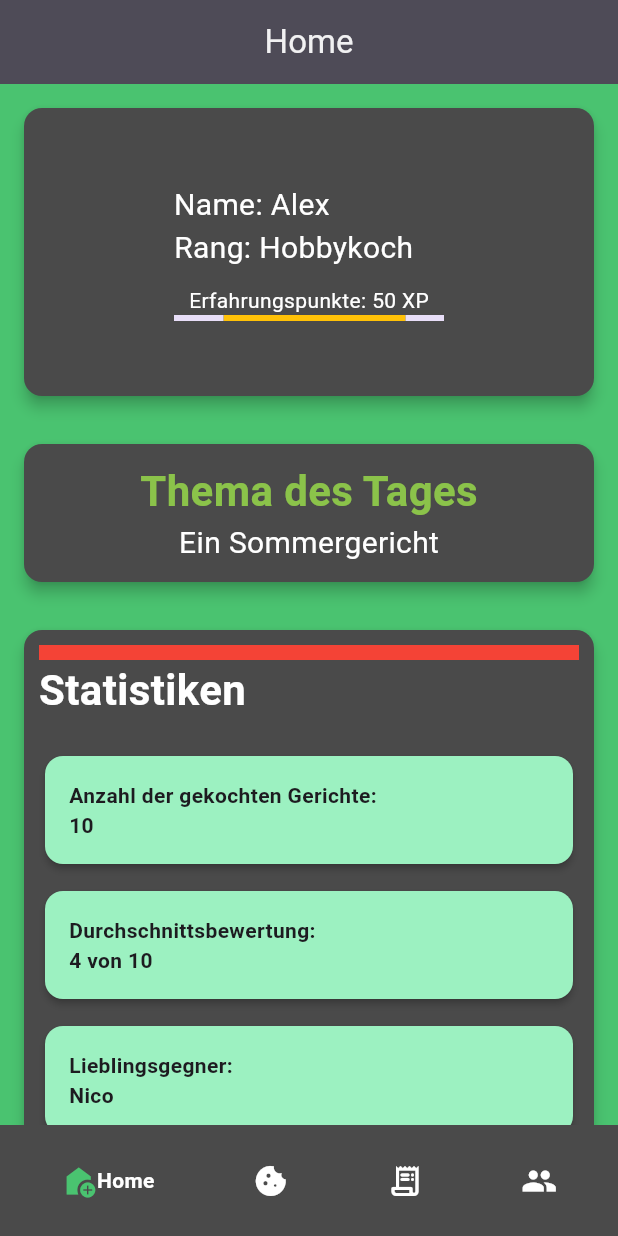
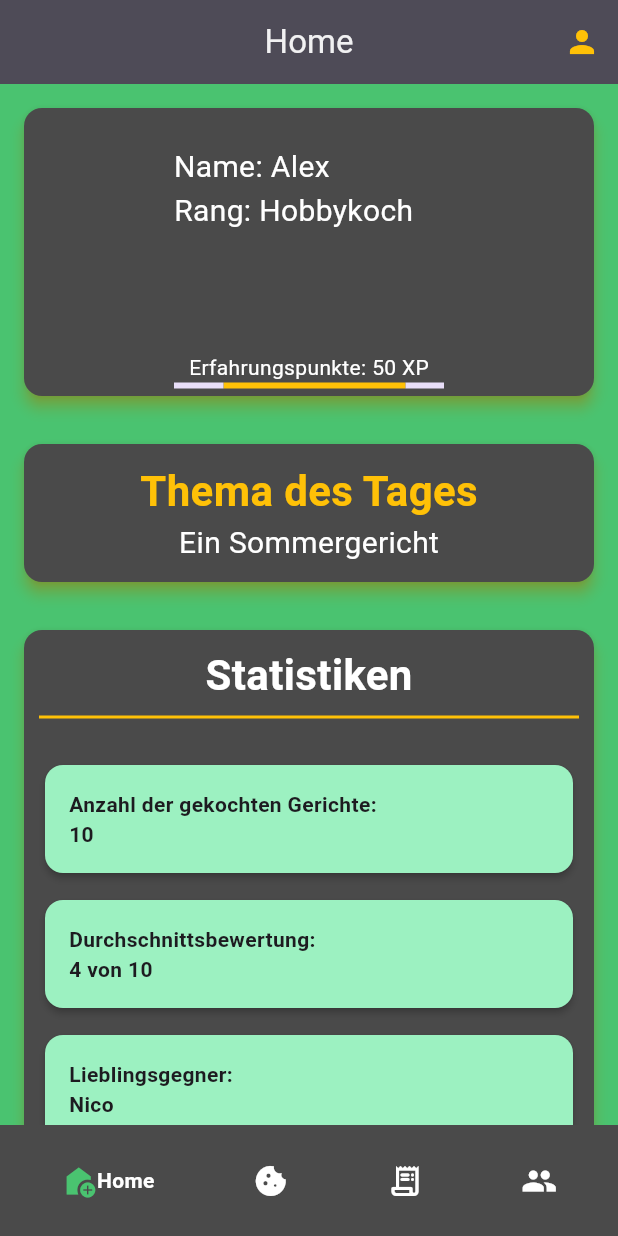
Before and after one commit to DEVAT94/Batch10Tasks, a Flutter app: the screen it shows after launch, on a phone screen of 412 x 824 dp. Run offline on Flutter 3.47's test engine with Material 3 defaults, Android fonts, the phone set to English and light mode, and no system bars; drawn by our look-alikes of google_nav_bar.

Commit message:
Added AppBar Icon

```diff
--- a/Tasks/f_helloworld/f_ChefsArena/f_chefsarena/lib/main.dart
+++ b/Tasks/f_helloworld/f_ChefsArena/f_chefsarena/lib/main.dart
@@ -15,6 +15,14 @@ class MainApp extends StatelessWidget {
       home: Scaffold(
         backgroundColor: const Color.fromARGB(255, 74, 195, 112),
         appBar: AppBar(
+          titleSpacing: 0,
+          actions: [
+            IconButton(
+              onPressed: () {},
+              icon: Icon(Icons.person),
+              color: Colors.amber,
+            ),
+          ],
           elevation: 40,
           backgroundColor: const Color.fromARGB(255, 74, 74, 74),
           centerTitle: true,
@@ -43,12 +51,14 @@ class MainApp extends StatelessWidget {
                 child: Card(
                   elevation: 4,
                   color: const Color.fromARGB(255, 74, 74, 74),
+                  shadowColor: Colors.amber,
                   child: Padding(
                     padding: EdgeInsets.only(left: 100),
                     child: Column(
                       mainAxisAlignment: MainAxisAlignment.center,
                       crossAxisAlignment: CrossAxisAlignment.start,
                       children: [
+                        SizedBox(height: 20),
                         Text(
                           'Name: Alex',
                           textAlign: TextAlign.center,
@@ -63,6 +73,7 @@ class MainApp extends StatelessWidget {
                           padding: EdgeInsets.only(right: 100),
                           child: Column(
                             children: [
+                              SizedBox(height: 70),
                               Text(
                                 'Erfahrungspunkte: 50 XP',
                                 textAlign: TextAlign.justify,
@@ -92,6 +103,7 @@ class MainApp extends StatelessWidget {
                 child: Card(
                   elevation: 4,
                   color: const Color.fromARGB(255, 74, 74, 74),
+                  shadowColor: Colors.amber,
                   child: const Padding(
                     padding: EdgeInsets.all(10),
                     child: Column(
@@ -101,7 +113,7 @@ class MainApp extends StatelessWidget {
                           'Thema des Tages',
                           style: TextStyle(
                             fontSize: 28,
-                            color: Colors.lightGreen,
+                            color: Colors.amber,
                             fontWeight: FontWeight.bold,
                           ),
                         ),
@@ -127,6 +139,7 @@ class MainApp extends StatelessWidget {
                 ),
                 child: Card(
                   elevation: 4,
+                  shadowColor: Colors.amber,
                   color: const Color.fromARGB(255, 74, 74, 74),
                   child: Padding(
                     padding: EdgeInsets.all(10),
@@ -134,16 +147,17 @@ class MainApp extends StatelessWidget {
                       crossAxisAlignment: CrossAxisAlignment.start,
                       mainAxisAlignment: MainAxisAlignment.center,
                       children: [
-                        Container(color: Colors.red, height: 10),
-                        Text(
-                          'Statistiken',
-                          style: TextStyle(
-                            fontSize: 28,
-                            color: Colors.white,
-                            fontWeight: FontWeight.bold,
+                        Center(
+                          child: Text(
+                            'Statistiken',
+                            style: TextStyle(
+                              fontSize: 28,
+                              color: Colors.white,
+                              fontWeight: FontWeight.bold,
+                            ),
                           ),
-                          textAlign: TextAlign.center,
                         ),
+                        Divider(thickness: 2, color: Colors.amber),
 
                         /*
 
```
